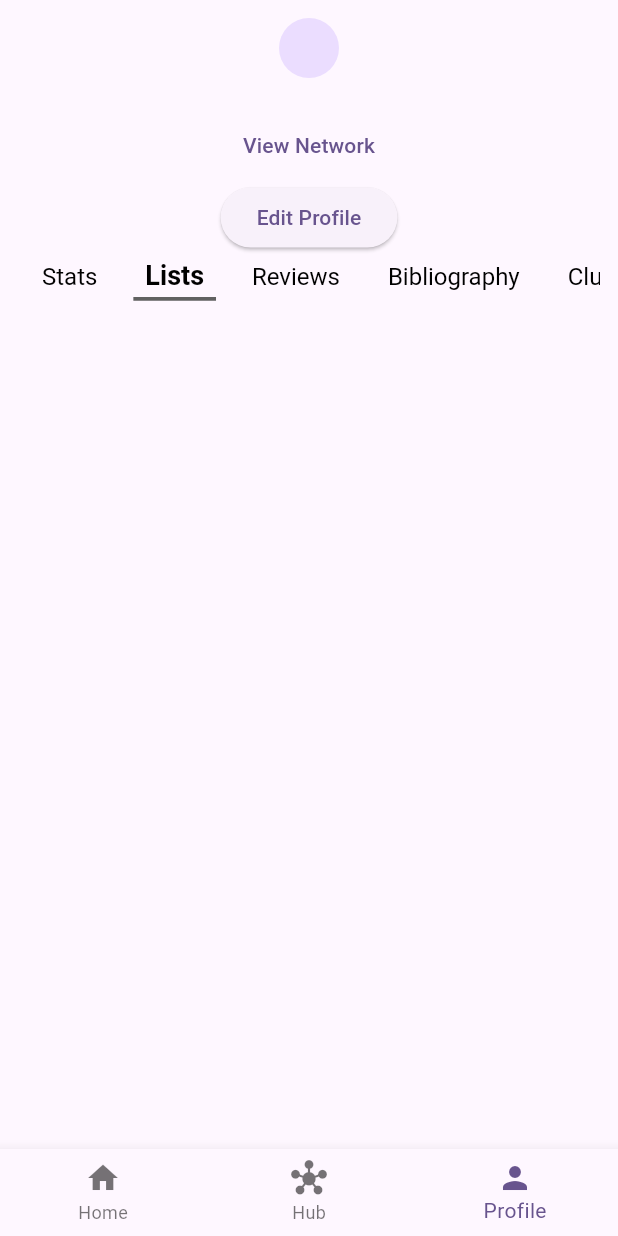
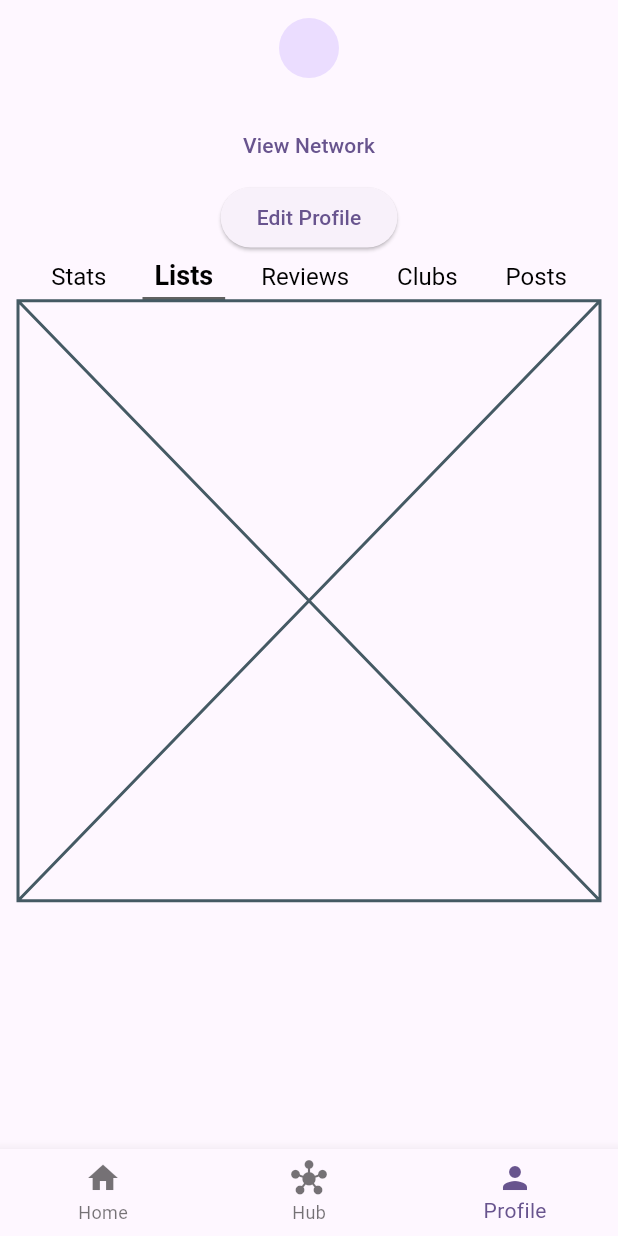
Before and after one commit to Parth-11/Athelia-App, a Flutter app: the screen it shows after launch, item 3 of the bottom bar chosen, after a tap on "Lists", on a phone screen of 412 x 824 dp. Run offline on Flutter 3.47's test engine with Material 3 defaults, Android fonts, the phone set to English and light mode, and no system bars.

Commit message:
Added subsection feature in profile page

```diff
--- /dev/null
+++ b/lib/screens/profile/lists.dart
@@ -0,0 +1,10 @@
+import 'package:flutter/material.dart';
+
+class ListsSubSection extends StatelessWidget {
+  const ListsSubSection({super.key});
+
+  @override
+  Widget build(BuildContext context) {
+    return const Placeholder();
+  }
+}
--- a/lib/screens/profile/profile_page.dart
+++ b/lib/screens/profile/profile_page.dart
@@ -1,3 +1,5 @@
+import 'package:athelia/screens/profile/lists.dart';
+import 'package:athelia/screens/profile/stats.dart';
 import 'package:athelia/widgets/profile/option_list.dart';
 import 'package:flutter/material.dart';
 
@@ -11,7 +13,7 @@ class ProfilePage extends StatefulWidget {
 class _ProfilePageState extends State<ProfilePage> {
   int selected = 0;
 
-  final List<Widget> _optionList = [];
+  final List<Widget> _optionList = [StatsSubSection(), ListsSubSection()];
 
   void pageChange(index) {
     setState(() {
@@ -34,17 +36,10 @@ class _ProfilePageState extends State<ProfilePage> {
         // Edit Profile button
         ElevatedButton(onPressed: () {}, child: Text('Edit Profile')),
         OptionList(
-          options: [
-            'Stats',
-            'Lists',
-            'Reviews',
-            'Bibliography',
-            'Clubs',
-            'Posts',
-          ],
+          options: ['Stats', 'Lists', 'Reviews', 'Clubs', 'Posts'],
           onChanged: pageChange,
         ),
-        // _optionList[selected],
+        _optionList[selected],
       ],
     );
   }
--- /dev/null
+++ b/lib/screens/profile/stats.dart
@@ -0,0 +1,10 @@
+import 'package:flutter/material.dart';
+
+class StatsSubSection extends StatelessWidget {
+  const StatsSubSection({super.key});
+
+  @override
+  Widget build(BuildContext context) {
+    return const Placeholder();
+  }
+}
```
